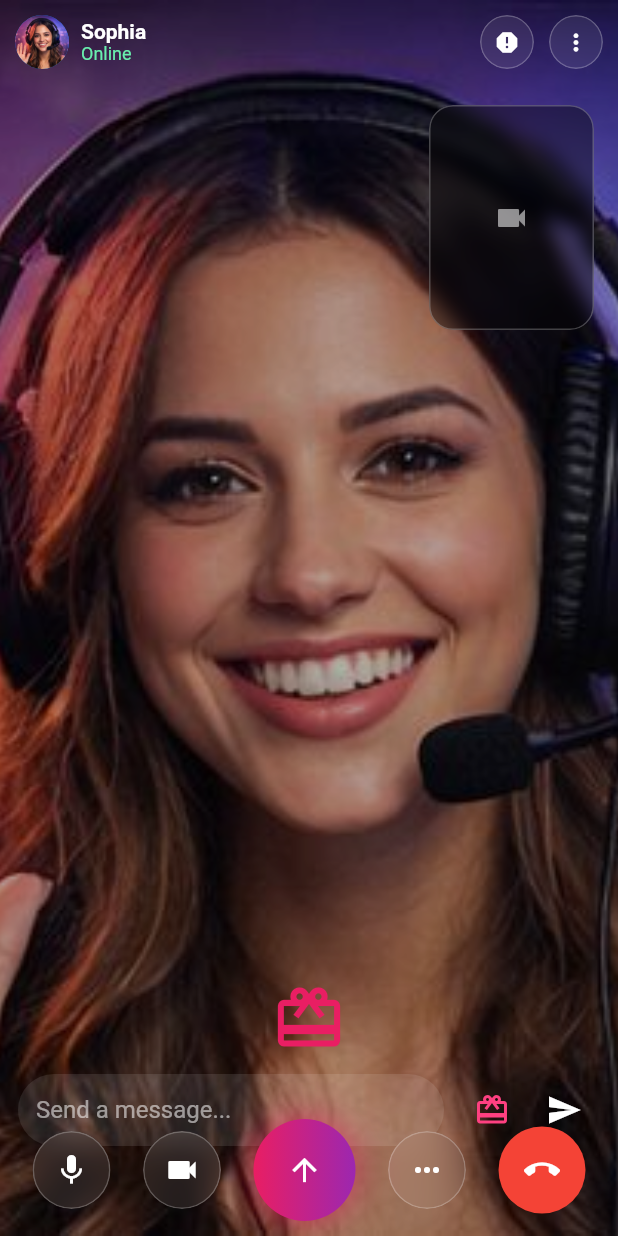
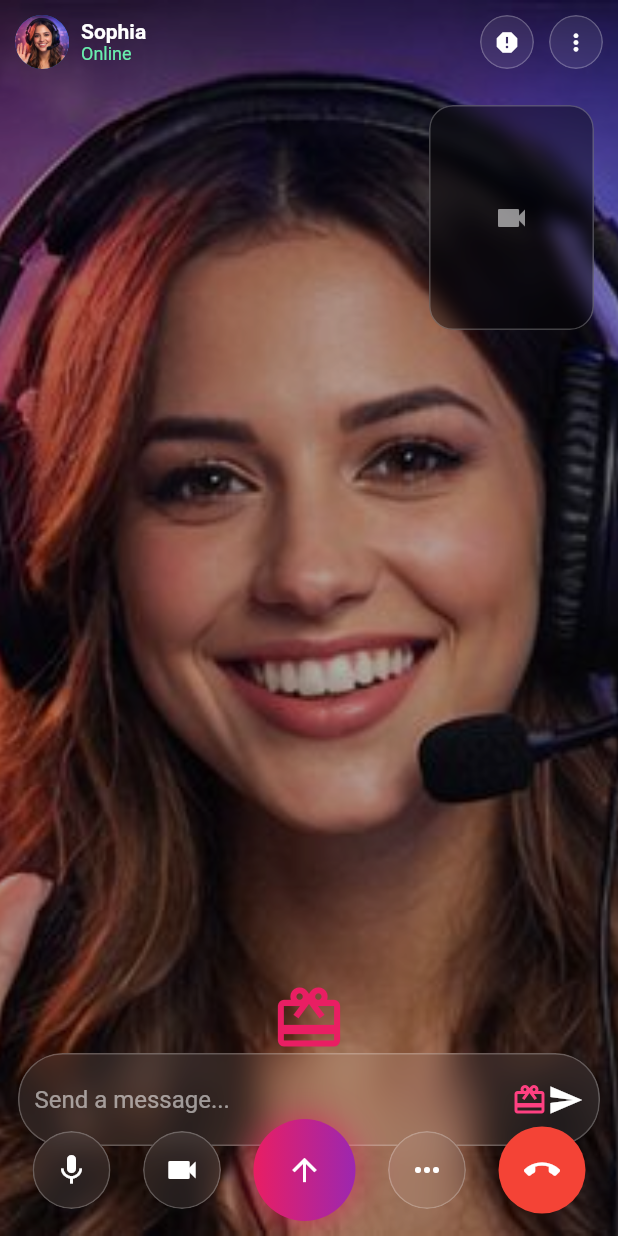
Before and after one commit to jboycoded/VIBELY, a Flutter app: the VideoCallScreen screen opened directly, after a tap on the "card giftcard" icon, on a phone screen of 412 x 824 dp. Run offline on Flutter 3.47's test engine with Material 2 defaults, Android fonts, the phone set to English and light mode, and no system bars; our stand-ins replace camera, image_picker.

Commit message:
Update input_bar.dart

```diff
--- a/lib/screens/match/widgets/input_bar.dart
+++ b/lib/screens/match/widgets/input_bar.dart
@@ -1,4 +1,6 @@
+import 'dart:ui';
 import 'package:flutter/material.dart';
+import 'package:flutter/services.dart';
 
 class InputBar extends StatelessWidget {
   final TextEditingController controller;
@@ -14,15 +16,20 @@ class InputBar extends StatelessWidget {
 
   @override
   Widget build(BuildContext context) {
-    return Row(
+    return ClipRRect(
+      borderRadius: BorderRadius.circular(30),
+      child: BackdropFilter(
+        filter: ImageFilter.blur(sigmaX: 10, sigmaY: 10),
+        child: Container(
+          padding: const EdgeInsets.symmetric(horizontal: 10, vertical: 6),
+          decoration: BoxDecoration(
+            color: Colors.white.withOpacity(0.08),
+            borderRadius: BorderRadius.circular(30),
+            border: Border.all(color: Colors.white24),
+          ),
+          child: Row(
             children: [
               Expanded(
-          child: Container(
-            padding: const EdgeInsets.symmetric(horizontal: 12),
-            decoration: BoxDecoration(
-              color: Colors.white10,
-              borderRadius: BorderRadius.circular(30),
-            ),
                 child: TextField(
                   controller: controller,
                   style: const TextStyle(color: Colors.white),
@@ -33,17 +40,54 @@ class InputBar extends StatelessWidget {
                   ),
                 ),
               ),
+              _pressBtn(Icons.card_giftcard, Colors.pinkAccent, () {
+                HapticFeedback.lightImpact();
+                onGift();
+              }),
+              _pressBtn(Icons.send, Colors.white, () {
+                HapticFeedback.lightImpact();
+                onSend();
+              }),
+            ],
           ),
-        const SizedBox(width: 8),
-        IconButton(
-          icon: const Icon(Icons.card_giftcard, color: Colors.pinkAccent),
-          onPressed: onGift,
         ),
-        IconButton(
-          icon: const Icon(Icons.send, color: Colors.white),
-          onPressed: onSend,
       ),
-      ],
+    );
+  }
+
+  Widget _pressBtn(IconData icon, Color color, VoidCallback onTap) {
+    return _ScaleButton(
+      onTap: onTap,
+      child: Icon(icon, color: color),
     );
   }
 }
+
+class _ScaleButton extends StatefulWidget {
+  final Widget child;
+  final VoidCallback onTap;
+
+  const _ScaleButton({required this.child, required this.onTap});
+
+  @override
+  State<_ScaleButton> createState() => _ScaleButtonState();
+}
+
+class _ScaleButtonState extends State<_ScaleButton> {
+  double scale = 1;
+
+  @override
+  Widget build(BuildContext context) {
+    return GestureDetector(
+      onTapDown: (_) => setState(() => scale = 0.9),
+      onTapUp: (_) => setState(() => scale = 1),
+      onTapCancel: () => setState(() => scale = 1),
+      onTap: widget.onTap,
+      child: AnimatedScale(
+        duration: const Duration(milliseconds: 120),
+        scale: scale,
+        child: widget.child,
+      ),
+    );
+  }
+}
```
Lines whose indentation alone changed are shown as unchanged.
